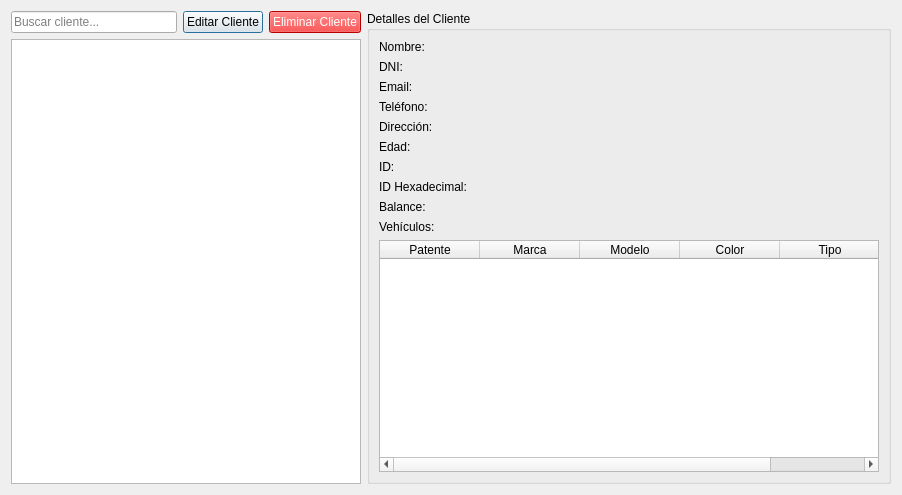
Old version of the form clientlistdialog.ui in the repository ffpp2003/SAPEIClient.
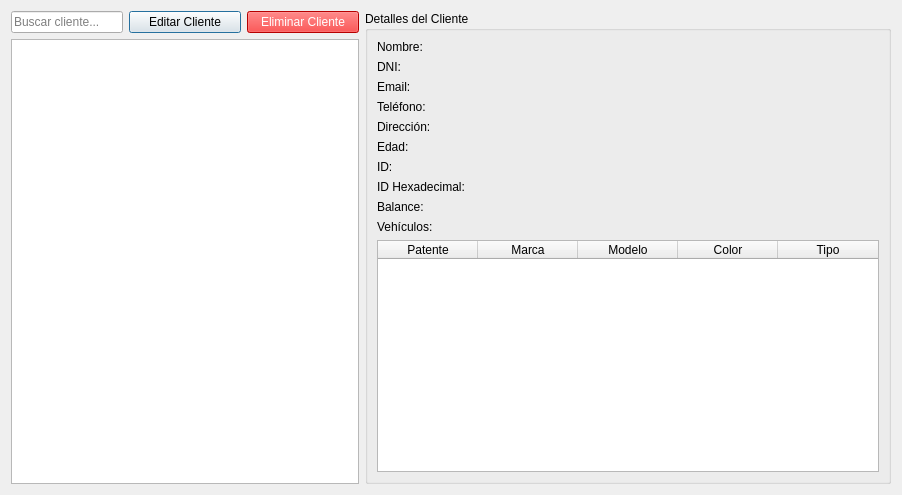
New version of the form.

```diff
--- a/clientlistdialog.ui
+++ b/clientlistdialog.ui
@@ -26,6 +26,12 @@
       <layout class="QHBoxLayout" name="topLayout">
        <item>
         <widget class="QLineEdit" name="searchLineEdit">
+         <property name="sizePolicy">
+          <sizepolicy hsizetype="Minimum" vsizetype="Fixed">
+           <horstretch>0</horstretch>
+           <verstretch>0</verstretch>
+          </sizepolicy>
+         </property>
          <property name="placeholderText">
           <string>Buscar cliente...</string>
          </property>
@@ -141,7 +147,7 @@
         </property>
         <property name="minimumSize">
          <size>
-          <width>500</width>
+          <width>502</width>
           <height>0</height>
          </size>
         </property>
```
